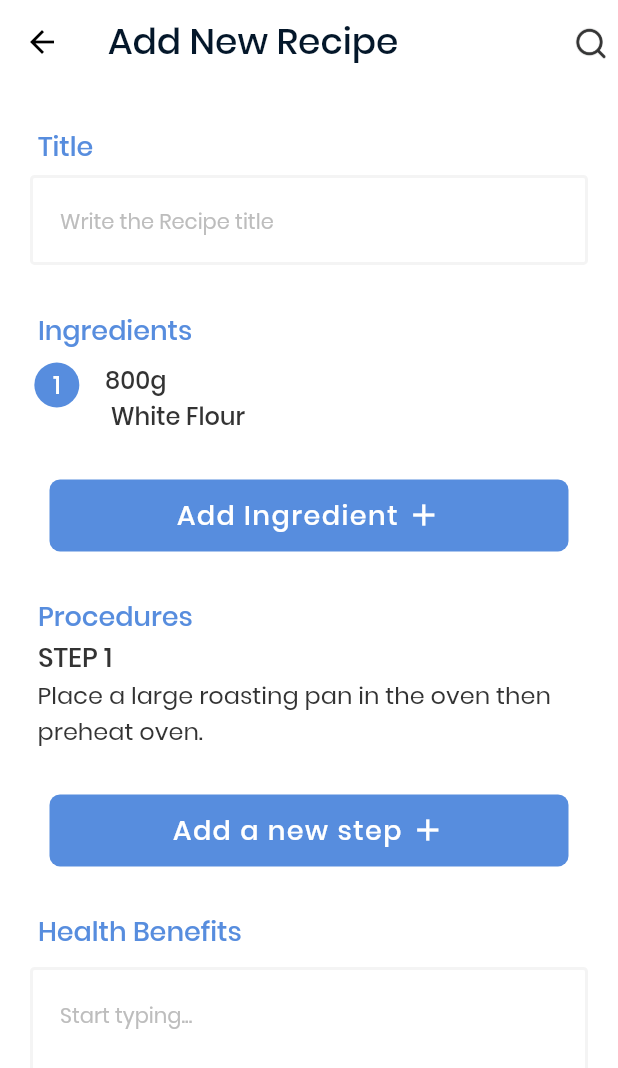
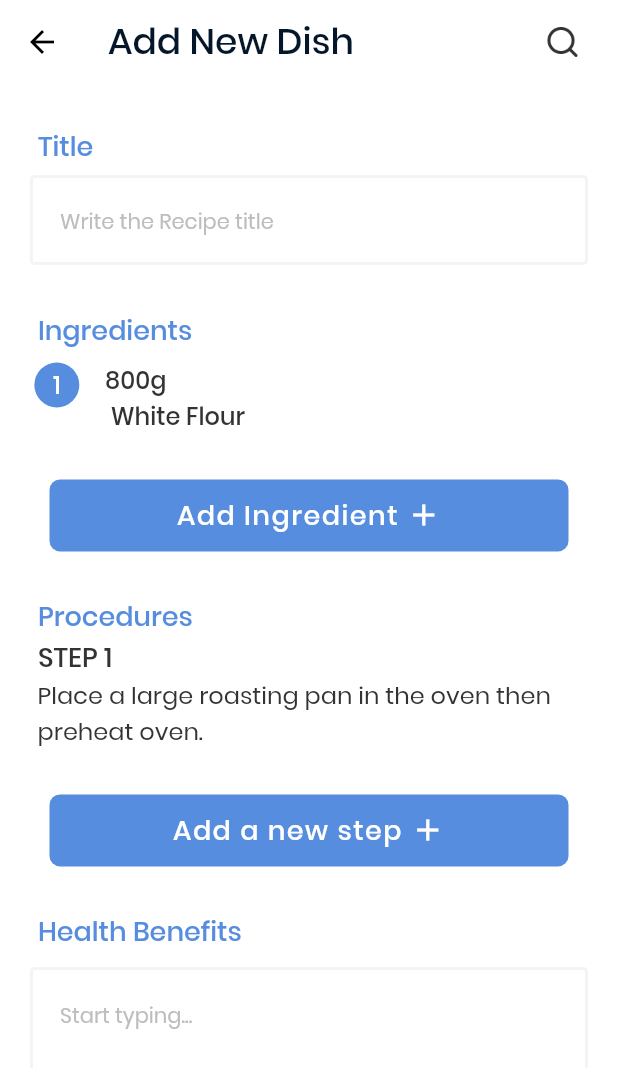
Before and after one commit to hngi/mobileforce-iCook, a Flutter app: the CreateRecipeScreen screen opened directly, on a phone screen of 412 x 824 dp. Shown: the top 1068 px of the screen. Run offline on Flutter 3.47's test engine with Material 2 defaults, Android fonts, the phone set to English and light mode, and no system bars; our stand-ins replace carousel_pro, connectivity, dio, flutter_screenutil, get, get_it and 7 more; missing offline and left inert: transformer_page_view; accounts and stored records are empty.

Commit message:
update theming

```diff
--- a/icook_mobile/lib/ui/create_recipe_screen/create_recipe_screen.dart
+++ b/icook_mobile/lib/ui/create_recipe_screen/create_recipe_screen.dart
@@ -13,13 +13,16 @@ class CreateRecipeScreen extends StatelessWidget {
   Widget build(BuildContext context) {
     return Scaffold(
       appBar: AppBar(
-        title: Text("Add New Recipe"),
+        title: Text("Add New Dish"),
         actions: <Widget>[
-          Image(
-            height: 16,
-            width: 39,
-            image: new AssetImage(
-              'assets/images/search.png',
+          Padding(
+            padding: const EdgeInsets.only(right: 25),
+            child: Image(
+              height: 24,
+              width: 24,
+              image: new AssetImage(
+                'assets/images/search_fav.png',
+              ),
             ),
           ),
         ],
--- a/icook_mobile/lib/ui/dish_screen/dish_screen.dart
+++ b/icook_mobile/lib/ui/dish_screen/dish_screen.dart
@@ -13,7 +13,6 @@ class _MyDishScreenState extends State<MyDishScreen> {
   @override
   Widget build(BuildContext context) {
     return Scaffold(
-      backgroundColor: Colors.white,
       appBar: AppBar(title: Text('My Dishes'),
           // centerTitle: true,
 
--- a/icook_mobile/lib/ui/favorite_screen/favorite_screen.dart
+++ b/icook_mobile/lib/ui/favorite_screen/favorite_screen.dart
@@ -1,9 +1,7 @@
-
 import 'package:flutter/cupertino.dart';
 import 'package:flutter/material.dart';
 
 import 'package:icook_mobile/ui/shared/recipe_item.dart';
-
 
 class FavoriteScreen extends StatefulWidget {
   @override
@@ -14,7 +12,6 @@ class _FavoriteScreenState extends State<FavoriteScreen> {
   @override
   Widget build(BuildContext context) {
     return Scaffold(
-      backgroundColor: Colors.white,
       appBar: AppBar(
         title: Text("Favorite"),
         actions: <Widget>[
--- a/icook_mobile/lib/ui/home_screen/home_screen.dart
+++ b/icook_mobile/lib/ui/home_screen/home_screen.dart
@@ -93,7 +93,7 @@ class _HomeScreenState extends State<HomeScreen> {
                   print('hiiff');
                 },
                 child: Container(
-                  margin: EdgeInsets.all(20),
+                  margin: EdgeInsets.symmetric(horizontal: 30),
                   padding: EdgeInsets.all(10),
                   decoration: BoxDecoration(
                       border: Border.all(color: Colors.grey),
--- a/icook_mobile/lib/ui/ui_helper.dart
+++ b/icook_mobile/lib/ui/ui_helper.dart
@@ -9,7 +9,7 @@ class Constants {
 
   //Colors for theme
   static Color lightPrimary = Color(0xfffcfcff);
-  static Color darkPrimary = Colors.black;
+  static Color darkPrimary = Color(0xFF04172A);
   static Color lightAccent = Colors.black;
   static Color darkAccent = Colors.white;
   static Color lightBG = Color(0xFFffffff);
@@ -79,6 +79,7 @@ class Constants {
     cardColor: darkPrimary,
     scaffoldBackgroundColor: darkBG,
     bottomAppBarColor: darkBG,
+    bottomAppBarTheme: BottomAppBarTheme(color: darkBG),
     cursorColor: darkAccent,
     textTheme: TextTheme(
       headline6: TextStyle(
@@ -176,6 +177,8 @@ class Constants {
 class ThemeNotifier extends ChangeNotifier {
   final keystorage = locator<KeyStorageService>();
 
+  bool get isDarkMode => keystorage.isDarkMOde;
+
   void updateTheme({bool value = false}) {
     print(value);
     keystorage.isDarkMOde = value;
```
Also changed, not shown: icook_mobile/lib/ui/account_information_screen/account_information_screen.dart (+8 -10 lines), icook_mobile/lib/ui/search_screen/search_page.dart (+10 -35 lines), icook_mobile/lib/ui/settings_screen/settings_screen.dart (+20 -19 lines), icook_mobile/assets/images/filter.png.
